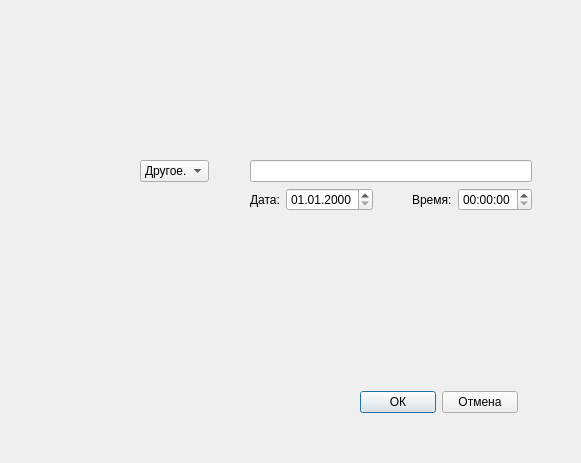
Qt form Source/addwindow.ui (AndreiHramyka450501/Scheduler) before a commit.
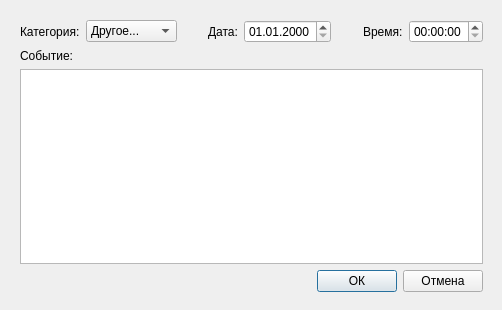
The same form after that commit.

The edit to the form file:
```diff
--- a/Source/addwindow.ui
+++ b/Source/addwindow.ui
@@ -6,22 +6,34 @@
    <rect>
     <x>0</x>
     <y>0</y>
-    <width>581</width>
-    <height>463</height>
+    <width>502</width>
+    <height>310</height>
    </rect>
   </property>
   <property name="windowTitle">
    <string>Dialog</string>
   </property>
+  <widget class="QWidget" name="layoutWidget">
+   <property name="geometry">
+    <rect>
+     <x>20</x>
+     <y>20</y>
+     <width>463</width>
+     <height>272</height>
+    </rect>
+   </property>
+   <layout class="QVBoxLayout" name="verticalLayout">
+    <item>
+     <layout class="QHBoxLayout" name="horizontalLayout">
+      <item>
+       <widget class="QLabel" name="labelCategory">
+        <property name="text">
+         <string>Категория:</string>
+        </property>
+       </widget>
+      </item>
+      <item>
   <widget class="QComboBox" name="comboBox">
-   <property name="geometry">
-    <rect>
-     <x>140</x>
-     <y>160</y>
-     <width>69</width>
-     <height>22</height>
-    </rect>
-   </property>
    <property name="currentText">
     <string>Другое...</string>
    </property>
@@ -56,49 +68,20 @@
     </property>
    </item>
   </widget>
-  <widget class="QWidget" name="layoutWidget">
-   <property name="geometry">
-    <rect>
-     <x>360</x>
-     <y>390</y>
-     <width>158</width>
-     <height>25</height>
-    </rect>
-   </property>
-   <layout class="QHBoxLayout" name="horizontalLayout_3">
-    <item>
-     <widget class="QPushButton" name="pushButtonOK">
-      <property name="text">
-       <string>ОК</string>
-      </property>
-     </widget>
     </item>
     <item>
-     <widget class="QPushButton" name="pushButtonCancel">
-      <property name="text">
-       <string>Отмена</string>
-      </property>
-     </widget>
-    </item>
-   </layout>
-  </widget>
-  <widget class="QWidget" name="layoutWidget">
-   <property name="geometry">
-    <rect>
-     <x>250</x>
-     <y>160</y>
-     <width>282</width>
-     <height>52</height>
-    </rect>
-   </property>
-   <layout class="QVBoxLayout" name="verticalLayout">
-    <item>
-     <widget class="QLineEdit" name="lineEdit"/>
-    </item>
-    <item>
-     <layout class="QHBoxLayout" name="horizontalLayout_4">
-      <item>
-       <layout class="QHBoxLayout" name="horizontalLayout_2">
+       <spacer name="horizontalSpacer_2">
+        <property name="orientation">
+         <enum>Qt::Horizontal</enum>
+        </property>
+        <property name="sizeHint" stdset="0">
+         <size>
+          <width>40</width>
+          <height>20</height>
+         </size>
+        </property>
+       </spacer>
+      </item>
         <item>
          <widget class="QLabel" name="labelDate">
           <property name="text">
@@ -120,8 +103,6 @@
           </property>
          </widget>
         </item>
-       </layout>
-      </item>
       <item>
        <spacer name="horizontalSpacer">
         <property name="orientation">
@@ -136,9 +117,7 @@
        </spacer>
       </item>
       <item>
-       <layout class="QHBoxLayout" name="horizontalLayout">
-        <item>
-         <widget class="QLabel" name="labeltime">
+       <widget class="QLabel" name="labelTime">
           <property name="text">
            <string>Время:</string>
           </property>
@@ -149,6 +128,45 @@
         </item>
        </layout>
       </item>
+    <item>
+     <widget class="QLabel" name="labelPlan">
+      <property name="text">
+       <string>Событие:</string>
+      </property>
+     </widget>
+    </item>
+    <item>
+     <widget class="QTextEdit" name="textPlan"/>
+    </item>
+    <item>
+     <layout class="QHBoxLayout" name="horizontalLayout_2">
+      <item>
+       <spacer name="horizontalSpacer_3">
+        <property name="orientation">
+         <enum>Qt::Horizontal</enum>
+        </property>
+        <property name="sizeHint" stdset="0">
+         <size>
+          <width>278</width>
+          <height>20</height>
+         </size>
+        </property>
+       </spacer>
+      </item>
+      <item>
+       <widget class="QPushButton" name="pushButtonOK">
+        <property name="text">
+         <string>ОК</string>
+        </property>
+       </widget>
+      </item>
+      <item>
+       <widget class="QPushButton" name="pushButtonCancel">
+        <property name="text">
+         <string>Отмена</string>
+        </property>
+       </widget>
+      </item>
      </layout>
     </item>
    </layout>
```
Left out of the diff: 3 changed lines with no effect on the pictures. Lines whose indentation alone changed are shown as unchanged.
